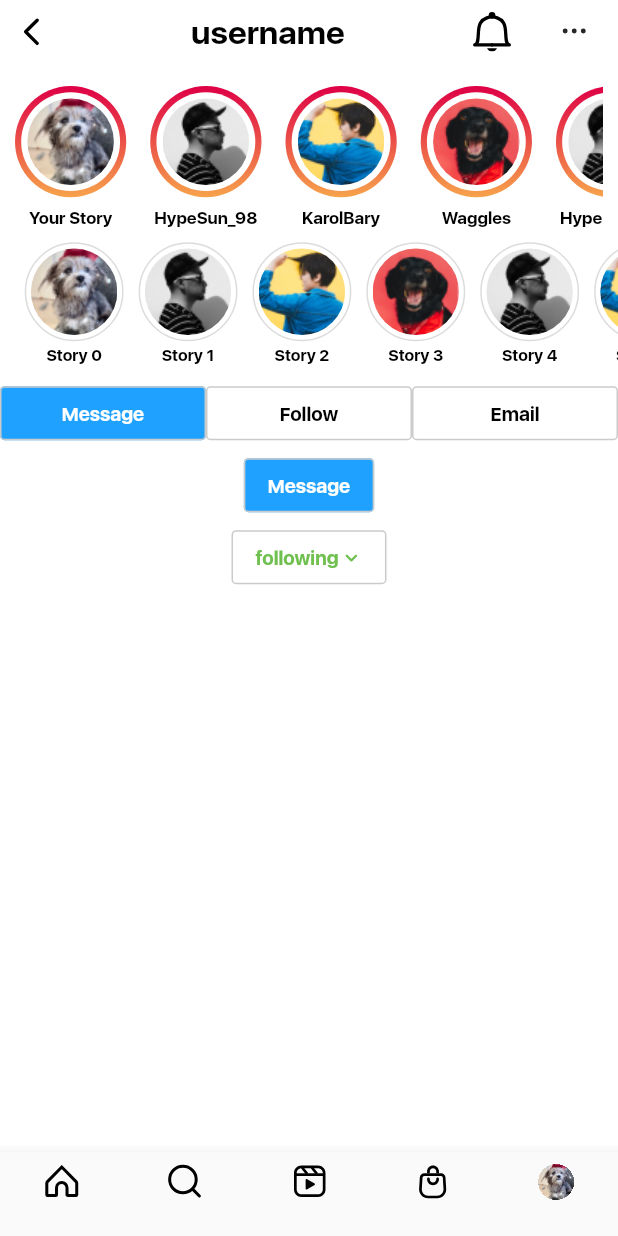
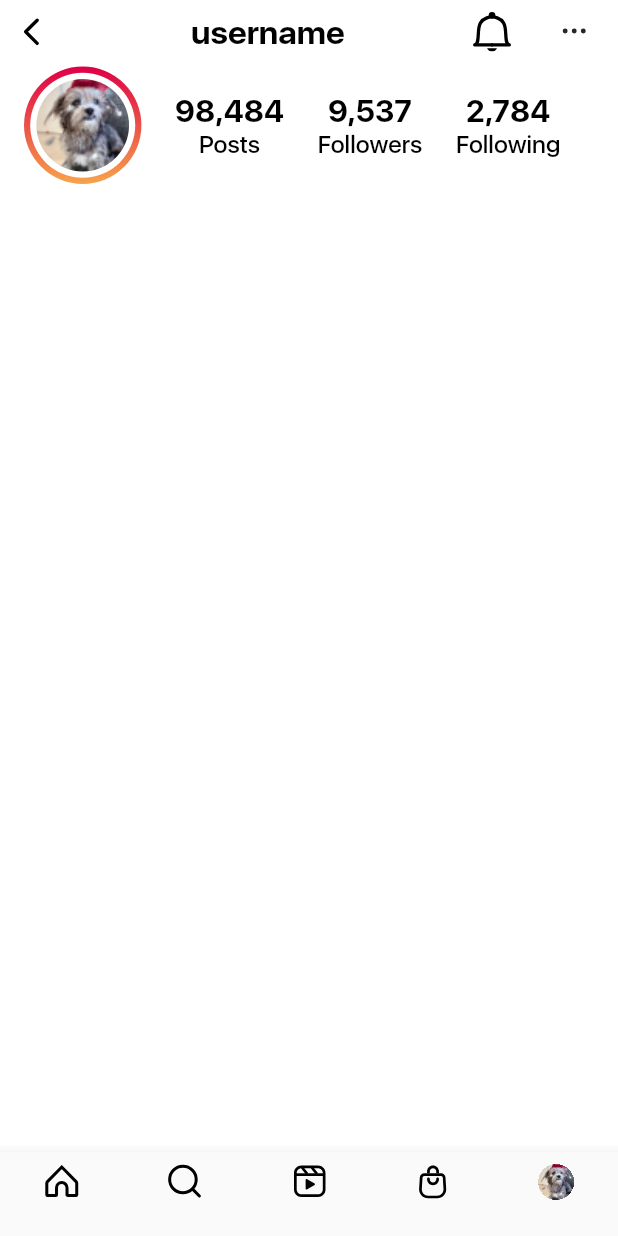
Before and after one commit to danielnoliveira/instagram_clone, a Flutter app: the screen it shows after launch, on a phone screen of 412 x 824 dp. Run offline on Flutter 3.47's test engine with Material 2 defaults, Android fonts, the phone set to English and light mode, and no system bars; our stand-ins replace device_preview, flutter_svg, sizer; project files that could hold a hidden picture were left out.

Commit message:
user data

```diff
--- a/lib/screens/home/home_view.dart
+++ b/lib/screens/home/home_view.dart
@@ -10,6 +10,7 @@ import 'package:instagram_clone/shared_widgets/story_trays/story_tray_home.dart'
 import 'package:instagram_clone/shared_widgets/story_trays/story_tray_user_profile.dart';
 import 'package:instagram_clone/shared_widgets/tabs/full_options_tabs.dart';
 import 'package:instagram_clone/shared_widgets/tabs/posts_and_mentions_tabs.dart';
+import 'package:instagram_clone/shared_widgets/user_data_display/user_data.dart';
 import 'package:sizer/sizer.dart';
 
 class HomeView extends HomeViewModel {
@@ -24,42 +25,7 @@ class HomeView extends HomeViewModel {
         height: 100.h,
         child: Column(
           children: [
-            StoryTrayHome(),
-            StoryTrayUserProfile(),
-            Row(
-              mainAxisSize: MainAxisSize.min,
-              children: [
-                Expanded(
-                  child: InstagramButton.blueButton(
-                    'Message',
-                    action: () {},
-                  ),
-                ),
-                Expanded(
-                  child: InstagramButton(
-                    buttonName: 'Follow',
-                    action: () {},
-                  ),
-                ),
-                Expanded(
-                  child: InstagramButton(
-                    buttonName: 'Email',
-                    action: () {},
-                  ),
-                ),
-              ],
-            ),
-            InstagramButton.blueButton(
-              'Message',
-              action: () {},
-              isExpanded: false,
-            ),
-            InstagramButton.greenContent(
-              'following',
-              action: () {},
-              isExpanded: false,
-              hasDropdownArrow: true,
-            ),
+            UserData(),
           ],
         ),
       ),
--- /dev/null
+++ b/lib/shared_widgets/user_data_display/user_data.dart
@@ -0,0 +1,129 @@
+import 'package:flutter/material.dart';
+
+import 'package:sizer/sizer.dart';
+
+class UserData extends StatelessWidget {
+  const UserData({Key? key}) : super(key: key);
+
+  @override
+  Widget build(BuildContext context) {
+    return Container(
+      width: 100.w,
+      padding: EdgeInsets.only(left: 16, right: 16, top: 2, bottom: 2),
+      child: Row(
+        children: [
+          UserGradientStoryTray(
+            userStoryImage: UserImageStoryTray(userImage: 'ruffles_story_tray'),
+          ),
+          Spacer(),
+          UserInfoParam(label: 'Posts', value: 98484),
+          Spacer(),
+          UserInfoParam(label: 'Followers', value: 9537),
+          Spacer(),
+          UserInfoParam(label: 'Following', value: 2784),
+          Spacer(),
+        ],
+      ),
+    );
+  }
+}
+
+class UserInfoParam extends StatelessWidget {
+  const UserInfoParam({
+    Key? key,
+    required this.value,
+    required this.label,
+  }) : super(key: key);
+
+  final String label;
+  final int value;
+
+  @override
+  Widget build(BuildContext context) {
+    return Column(
+      mainAxisSize: MainAxisSize.min,
+      children: [
+        Text(
+          '${value ~/ 1000},${(value % 1000).toString().padLeft(3, '0')}',
+          style: TextStyle(
+            fontFamily: 'SF_UI_Display',
+            fontWeight: FontWeight.w700,
+            fontSize: 5.w,
+            height: 1.2,
+            color: Colors.black,
+          ),
+        ),
+        Text(
+          label,
+          style: TextStyle(
+            fontFamily: 'SF_UI_Display',
+            fontWeight: FontWeight.w400,
+            fontSize: 4.w,
+            height: 1.2,
+            color: Colors.black,
+          ),
+        ),
+      ],
+    );
+  }
+}
+
+class UserGradientStoryTray extends StatelessWidget {
+  final Widget userStoryImage;
+  const UserGradientStoryTray({
+    Key? key,
+    required this.userStoryImage,
+  }) : super(key: key);
+
+  @override
+  Widget build(BuildContext context) {
+    return Container(
+      width: 19.w,
+      height: 19.w,
+      alignment: Alignment.center,
+      decoration: BoxDecoration(
+        shape: BoxShape.circle,
+        gradient: LinearGradient(
+          begin: Alignment.topCenter,
+          end: Alignment.bottomCenter,
+          colors: [
+            Color.fromRGBO(222, 0, 70, 1),
+            Color.fromRGBO(247, 163, 75, 1)
+          ],
+        ),
+      ),
+      child: Container(
+        width: 17.w,
+        alignment: Alignment.center,
+        height: 17.w,
+        decoration: BoxDecoration(
+          color: Colors.white,
+          shape: BoxShape.circle,
+        ),
+        child: userStoryImage,
+      ),
+    );
+  }
+}
+
+class UserImageStoryTray extends StatelessWidget {
+  final String userImage;
+  const UserImageStoryTray({Key? key, required this.userImage})
+      : super(key: key);
+
+  @override
+  Widget build(BuildContext context) {
+    return Container(
+      width: 15.w,
+      height: 15.w,
+      decoration: BoxDecoration(
+        color: Colors.white,
+        shape: BoxShape.circle,
+        image: DecorationImage(
+          fit: BoxFit.cover,
+          image: AssetImage('assets/images/$userImage.png'),
+        ),
+      ),
+    );
+  }
+}
```
Also changed, not shown: 1 other file.
